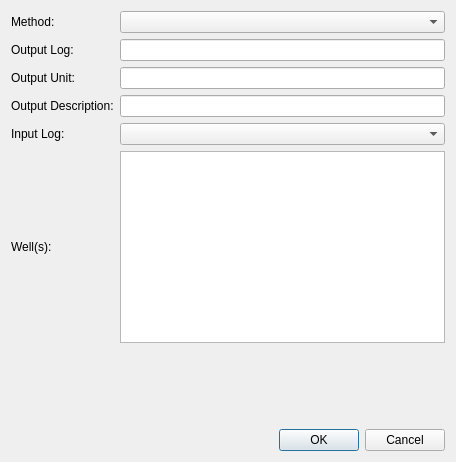
This is ProzessUI/logintegrationdialog.ui in fsoos74/su as Qt 5 draws it before an edit. The edited form follows.
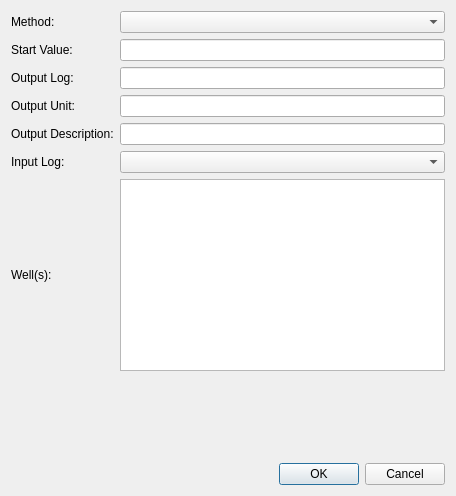
This is the edited form.

Patch:
```diff
--- a/ProzessUI/logintegrationdialog.ui
+++ b/ProzessUI/logintegrationdialog.ui
@@ -7,7 +7,7 @@
     <x>0</x>
     <y>0</y>
     <width>456</width>
-    <height>462</height>
+    <height>496</height>
    </rect>
   </property>
   <property name="windowTitle">
@@ -87,6 +87,16 @@
        </property>
       </widget>
      </item>
+     <item row="2" column="0">
+      <widget class="QLabel" name="label">
+       <property name="text">
+        <string>Start Value:</string>
+       </property>
+      </widget>
+     </item>
+     <item row="2" column="1">
+      <widget class="QLineEdit" name="leStartValue"/>
+     </item>
     </layout>
    </item>
    <item>
```
